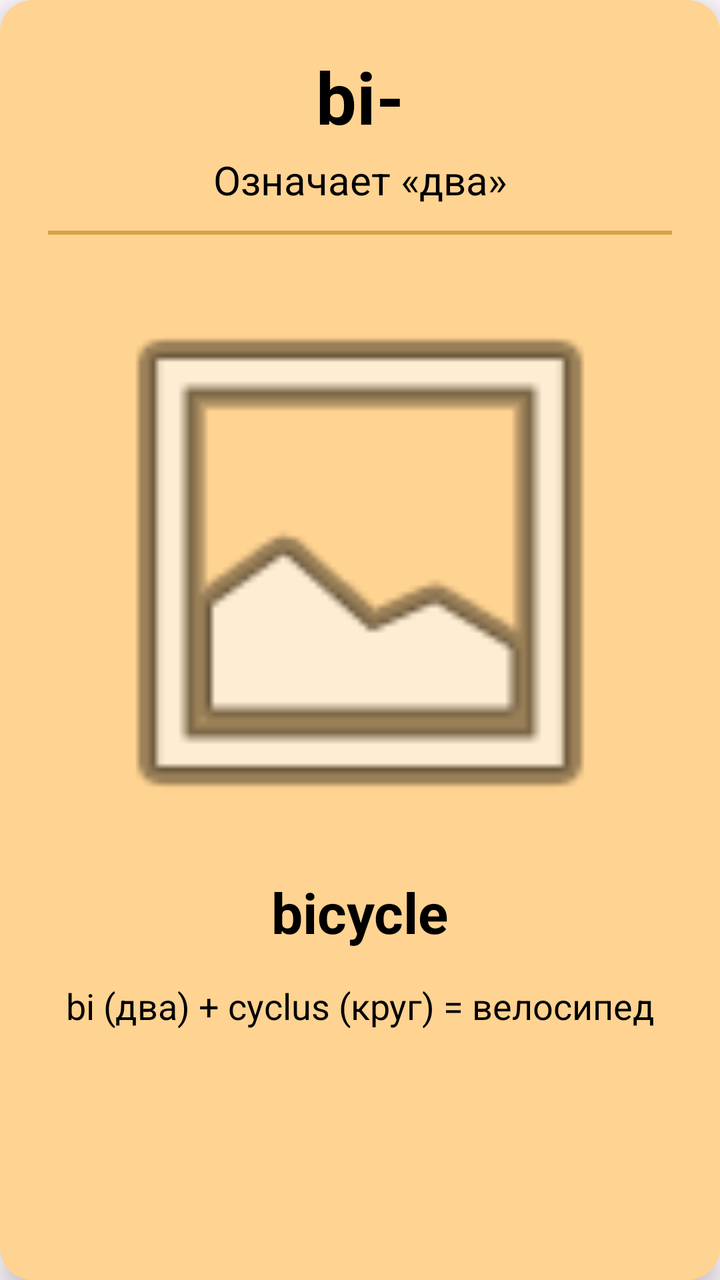
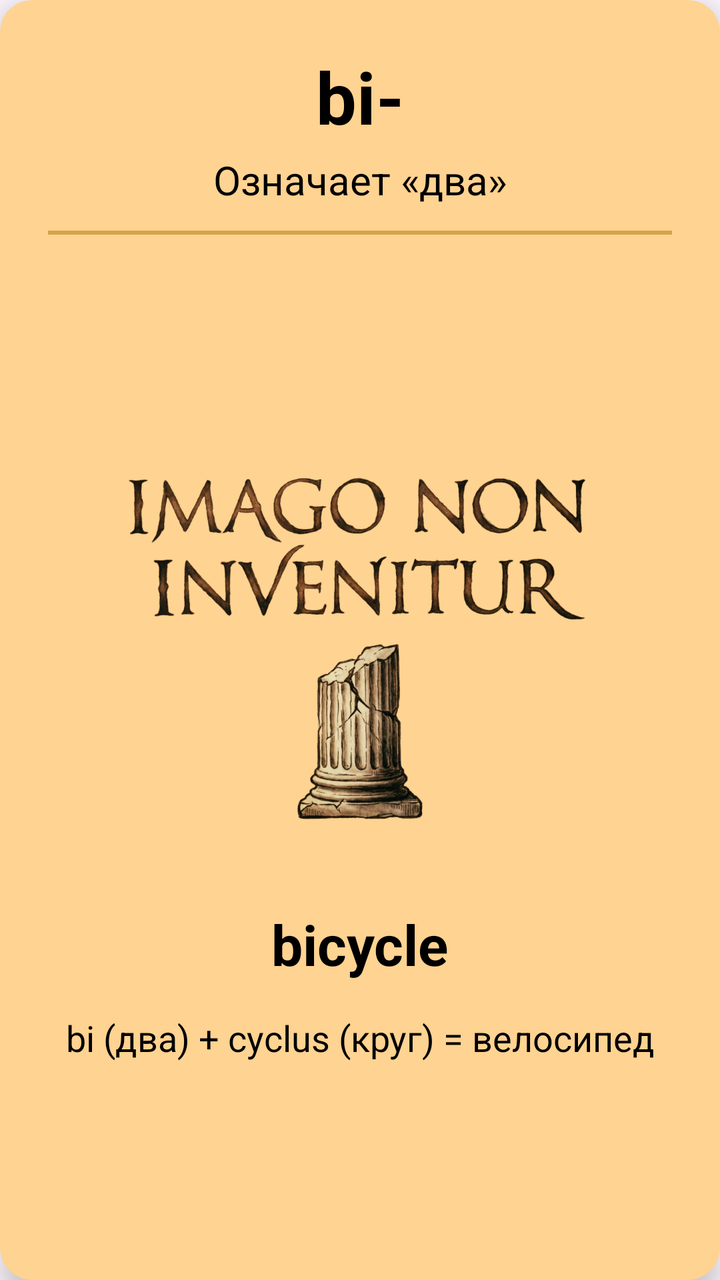

The first picture is an Android layout as it rendered before a commit; the second is the same layout after the commit. The layout source and the unified diff follow.
<!-- AndroidManifest.xml: application theme Theme.LL -->
<!-- res/layout/item_word_card.xml -->
<?xml version="1.0" encoding="utf-8"?>
<androidx.cardview.widget.CardView
    xmlns:android="http://schemas.android.com/apk/res/android"
    xmlns:app="http://schemas.android.com/apk/res-auto"
    android:layout_width="match_parent"
    android:layout_height="match_parent"
    android:layout_margin="8dp"
    app:cardCornerRadius="16dp"
    app:cardElevation="8dp"
    app:strokeWidth="2dp"
    app:strokeColor="#d4a34a"
    app:cardBackgroundColor="@color/Background">

    <androidx.constraintlayout.widget.ConstraintLayout
        android:layout_width="match_parent"
        android:layout_height="match_parent"
        android:padding="24dp">

        <TextView
            android:id="@+id/affixTitle"
            android:layout_width="wrap_content"
            android:layout_height="wrap_content"
            android:text="bi-"
            android:textColor="#000000"
            android:textSize="36sp"
            android:textStyle="bold"
            app:layout_constraintEnd_toEndOf="parent"
            app:layout_constraintStart_toStartOf="parent"
            app:layout_constraintTop_toTopOf="parent" />

        
        <TextView
            android:id="@+id/affixMeaning"
            android:layout_width="wrap_content"
            android:layout_height="wrap_content"
            android:layout_marginTop="4dp"
            android:text="Означает «два»"
            android:textColor="#000000"
            android:textSize="20sp"
            app:layout_constraintEnd_toEndOf="parent"
            app:layout_constraintStart_toStartOf="parent"
            app:layout_constraintTop_toBottomOf="@id/affixTitle" />

        
        <View
            android:id="@+id/divider"
            android:layout_width="wrap_content"
            android:layout_height="2dp"
            android:background="#d4a34a"
            app:layout_constraintEnd_toEndOf="parent"
            app:layout_constraintStart_toStartOf="parent"
            app:layout_constraintTop_toBottomOf="@id/affixMeaning"
            android:layout_marginTop="12dp" />

        <ImageView
            android:id="@+id/imageView"
            android:layout_width="0dp"
            android:layout_height="0dp"
            android:layout_marginTop="16dp"
            android:layout_marginBottom="24dp"
            android:contentDescription="Иллюстрация слова"
            android:src="@android:drawable/ic_menu_gallery"
            app:layout_constraintBottom_toTopOf="@id/textViewWord"
            app:layout_constraintEnd_toEndOf="parent"
            app:layout_constraintHeight_percent="0.5"
            app:layout_constraintHorizontal_bias="0.0"
            app:layout_constraintStart_toStartOf="parent"
            app:layout_constraintTop_toBottomOf="@+id/divider" />

        <TextView
            android:id="@+id/textViewWord"
            android:layout_width="wrap_content"
            android:layout_height="wrap_content"
            android:layout_marginTop="8dp"
            android:text="bicycle"
            android:textColor="#000000"
            android:textSize="28sp"
            android:textStyle="bold"
            app:layout_constraintEnd_toEndOf="parent"
            app:layout_constraintStart_toStartOf="parent"
            app:layout_constraintTop_toBottomOf="@id/imageView" />

        <TextView
            android:id="@+id/textViewExplanation"
            android:layout_width="wrap_content"
            android:layout_height="wrap_content"
            android:layout_marginTop="16dp"
            android:text="bi (два) + cyclus (круг) = велосипед"
            android:gravity="center"
            android:textColor="#000000"
            android:textSize="18sp"
            app:layout_constraintEnd_toEndOf="parent"
            app:layout_constraintStart_toStartOf="parent"
            app:layout_constraintTop_toBottomOf="@id/textViewWord" />

    </androidx.constraintlayout.widget.ConstraintLayout>
</androidx.cardview.widget.CardView>
<!-- resources referenced by this layout -->
<resources>
  <color name="Background">#ffd391</color>
  <style name="Theme.LL" parent="Theme.Material3.Light.NoActionBar">
          <item name="android:statusBarColor">@color/black</item>
          <item name="android:windowLightStatusBar">false</item>
  
      </style>
  <color name="black">#FF000000</color>
</resources>

<!-- the commit's change to res/layout/item_word_card.xml (unified diff, before → after) -->
@@ -16,6 +16,7 @@
         android:layout_height="match_parent"
         android:padding="24dp">
 
+        
         <TextView
             android:id="@+id/affixTitle"
             android:layout_width="wrap_content"
@@ -52,21 +53,24 @@
             app:layout_constraintTop_toBottomOf="@id/affixMeaning"
             android:layout_marginTop="12dp" />
 
+        
         <ImageView
             android:id="@+id/imageView"
             android:layout_width="0dp"
-            android:layout_height="0dp"
+            android:layout_height="wrap_content"
             android:layout_marginTop="16dp"
             android:layout_marginBottom="24dp"
             android:contentDescription="Иллюстрация слова"
-            android:src="@android:drawable/ic_menu_gallery"
+            android:src="@drawable/error_image"
+            android:scaleType="fitCenter"
+            android:adjustViewBounds="true"
             app:layout_constraintBottom_toTopOf="@id/textViewWord"
             app:layout_constraintEnd_toEndOf="parent"
-            app:layout_constraintHeight_percent="0.5"
             app:layout_constraintHorizontal_bias="0.0"
             app:layout_constraintStart_toStartOf="parent"
             app:layout_constraintTop_toBottomOf="@+id/divider" />
 
+        
         <TextView
             android:id="@+id/textViewWord"
             android:layout_width="wrap_content"
@@ -80,6 +84,7 @@
             app:layout_constraintStart_toStartOf="parent"
             app:layout_constraintTop_toBottomOf="@id/imageView" />
 
+        
         <TextView
             android:id="@+id/textViewExplanation"
             android:layout_width="wrap_content"
<!-- resource entries referenced after the edit -->
@@ -1,6 +1,7 @@
 <!-- resources referenced by this layout -->
 <resources>
   <color name="Background">#ffd391</color>
+  <!-- drawable error_image: webp bitmap (drawable, 232124 bytes) -->
   <style name="Theme.LL" parent="Theme.Material3.Light.NoActionBar">
           <item name="android:statusBarColor">@color/black</item>
           <item name="android:windowLightStatusBar">false</item>
